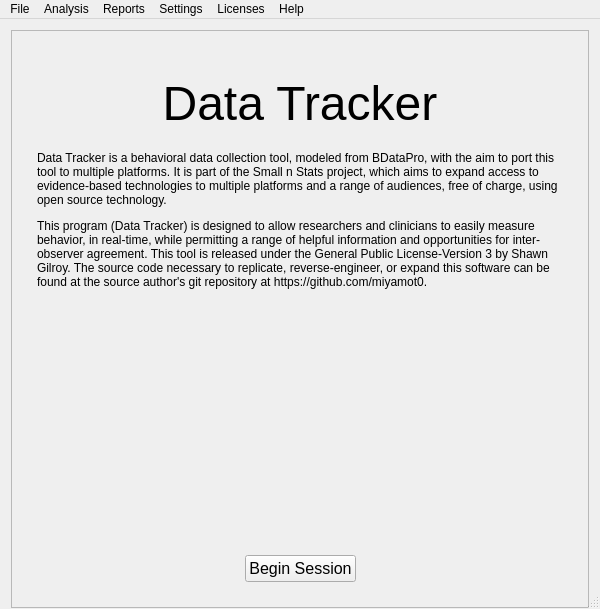
Old version of the form startwindow.ui in the repository miyamot0/DataTracker3.
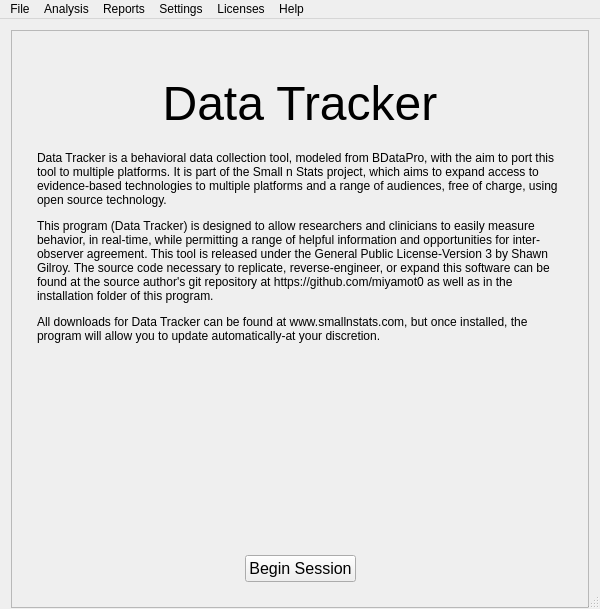
New version of the form. Icons and pictures are not drawn.

What changed in the file:
```diff
--- a/startwindow.ui
+++ b/startwindow.ui
@@ -109,7 +109,7 @@
           <bool>true</bool>
          </property>
          <property name="text">
-          <string>&lt;html&gt;&lt;head/&gt;&lt;body&gt;&lt;p&gt;Data Tracker is a behavioral data collection tool, modeled from BDataPro, with the aim to port this tool to multiple platforms. It is part of the Small n Stats project, which aims to expand access to evidence-based technologies to multiple platforms and a range of audiences, free of charge, using open source technology.&lt;/p&gt;&lt;p&gt;This program (Data Tracker) is designed to allow researchers and clinicians to easily measure behavior, in real-time, while permitting a range of helpful information and opportunities for inter-observer agreement. This tool is released under the General Public License-Version 3 by Shawn Gilroy. The source code necessary to replicate, reverse-engineer, or expand this software can be found at the source author's git repository at https://github.com/miyamot0.&lt;/p&gt;&lt;/body&gt;&lt;/html&gt;</string>
+          <string>&lt;html&gt;&lt;head/&gt;&lt;body&gt;&lt;p&gt;Data Tracker is a behavioral data collection tool, modeled from BDataPro, with the aim to port this tool to multiple platforms. It is part of the Small n Stats project, which aims to expand access to evidence-based technologies to multiple platforms and a range of audiences, free of charge, using open source technology.&lt;/p&gt;&lt;p&gt;This program (Data Tracker) is designed to allow researchers and clinicians to easily measure behavior, in real-time, while permitting a range of helpful information and opportunities for inter-observer agreement. This tool is released under the General Public License-Version 3 by Shawn Gilroy. The source code necessary to replicate, reverse-engineer, or expand this software can be found at the source author's git repository at https://github.com/miyamot0 as well as in the installation folder of this program.&lt;/p&gt;&lt;p&gt;All downloads for Data Tracker can be found at www.smallnstats.com, but once installed, the program will allow you to update automatically-at your discretion.&lt;/p&gt;&lt;/body&gt;&lt;/html&gt;</string>
          </property>
          <property name="wordWrap">
           <bool>true</bool>
```
